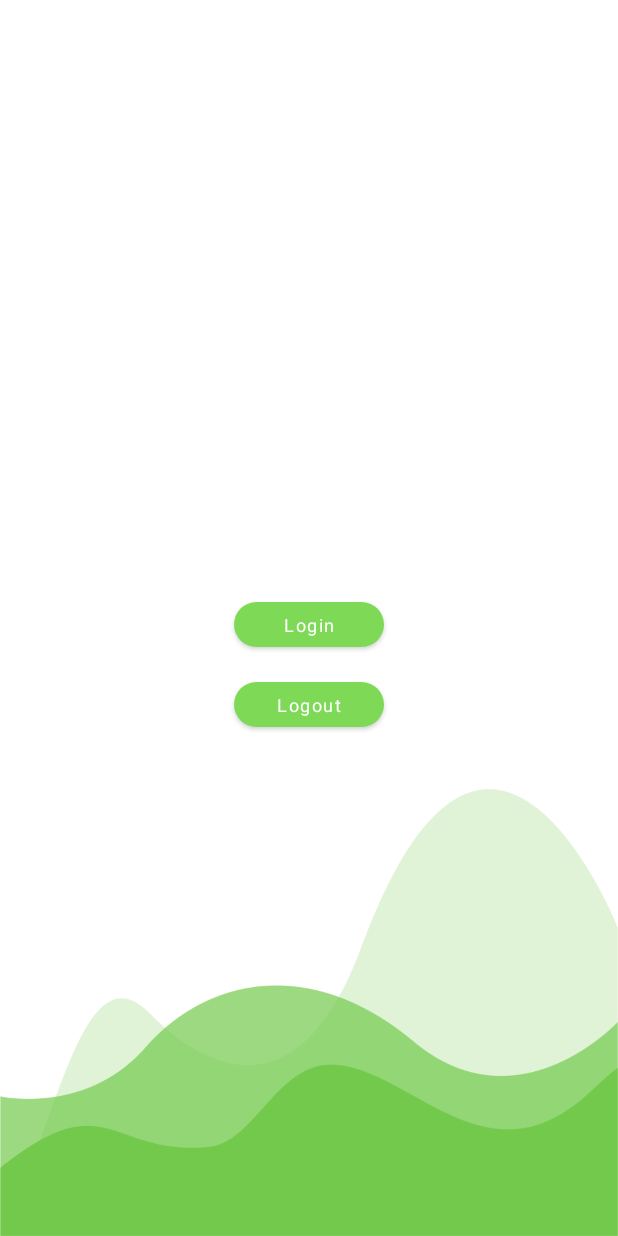
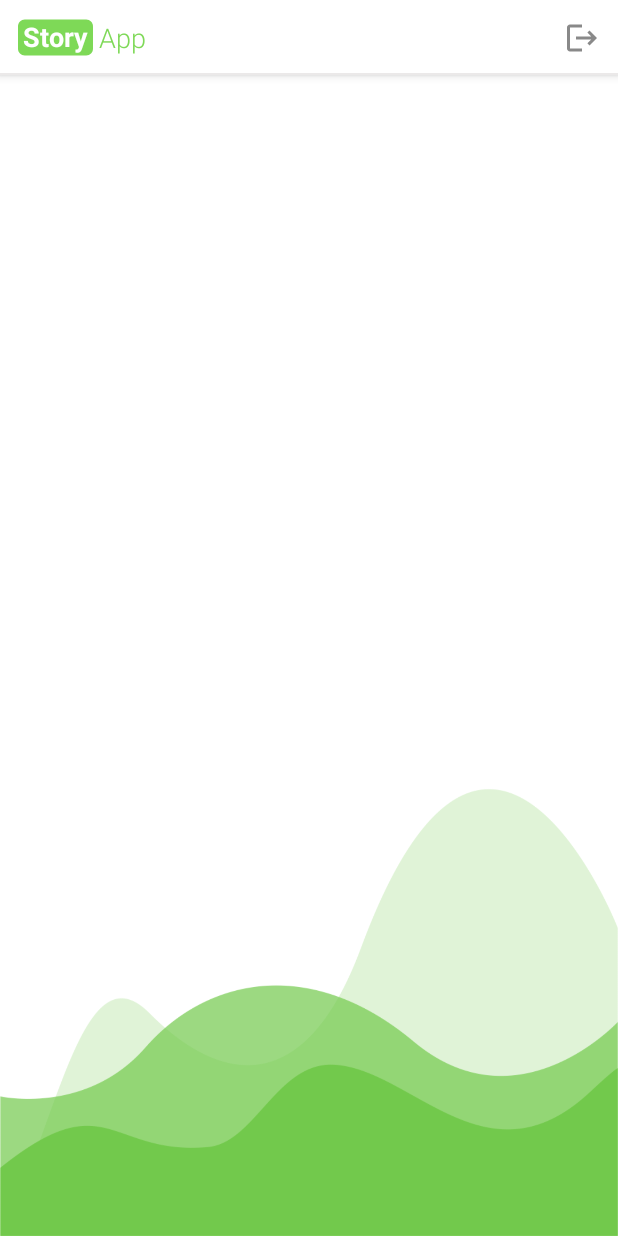
Before and after one commit to Syn57/MyStoryApp, an Android app: the MainActivity screen opened directly, with no data from a screen before it, on a phone screen of 412 x 824 dp. Run offline under Robolectric (Android 15) with nearby library versions, the phone set to English and light mode, and no system bars; 1 statement that could not run was skipped.

Commit message:
Adding custom action bar

```diff
--- a/app/src/main/java/com/example/mystoryapp/view/main/MainActivity.kt
+++ b/app/src/main/java/com/example/mystoryapp/view/main/MainActivity.kt
@@ -30,14 +30,12 @@
         super.onCreate(savedInstanceState)
         Thread.sleep(2000)
         installSplashScreen()
-//        supportActionBar?.hide()
         binding = ActivityMainBinding.inflate(layoutInflater)
         setContentView(binding.root)
-        binding.btnRegist.setOnClickListener {
-            startActivity(Intent(this@MainActivity, LoginActivity::class.java))
-        }
+//        setSupportActionBar(binding.toolbar)
         setupView()
         setupViewModel()
+        setupAction()
     }
 
     private fun setupView() {
@@ -55,10 +53,13 @@
 
     private fun setupViewModel(){
         mainViewModel = ViewModelProvider(this, ViewModelFactory(AccountPreference.getInstance(dataStore)))[MainViewModel::class.java]
+
+    }
+    private fun setupAction(){
         mainViewModel.getUser().observe(this){
             if (it.isLogin){
                 Toast.makeText(this, "Hello ${it.name}", Toast.LENGTH_SHORT).show()
-                binding.btnLogout.setOnClickListener {
+                binding.ivLogout.setOnClickListener {
                     mainViewModel.logoutUser()
                 }
             }
--- /dev/null
+++ b/app/src/main/res/drawable/ic_logout.xml
@@ -0,0 +1,5 @@
+<vector android:autoMirrored="true" android:height="24dp"
+    android:tint="#898989" android:viewportHeight="24"
+    android:viewportWidth="24" android:width="24dp" xmlns:android="http://schemas.android.com/apk/res/android">
+    <path android:fillColor="@android:color/white" android:pathData="M17,7l-1.41,1.41L18.17,11H8v2h10.17l-2.58,2.58L17,17l5,-5zM4,5h8V3H4c-1.1,0 -2,0.9 -2,2v14c0,1.1 0.9,2 2,2h8v-2H4V5z"/>
+</vector>
--- a/app/src/main/res/layout/activity_main.xml
+++ b/app/src/main/res/layout/activity_main.xml
@@ -5,43 +5,89 @@
     xmlns:app="http://schemas.android.com/apk/res-auto"
     xmlns:tools="http://schemas.android.com/tools"
     android:background="@drawable/bg_login"
+    android:orientation="vertical"
     tools:context=".view.main.MainActivity">
-    <Button
-        android:id="@+id/btn_regist"
-        android:layout_width="100dp"
-        android:layout_height="30dp"
-        android:layout_marginTop="8dp"
-        android:background="@drawable/bg_button_login"
-        android:fontFamily="sans-serif"
-        android:text="@string/login"
-        android:textAllCaps="false"
-        android:textColor="@color/white"
-        android:textSize="12sp"
-        android:padding="0dp"
+
+    <com.google.android.material.appbar.AppBarLayout
+        android:layout_width="match_parent"
+        android:layout_height="wrap_content"
         app:layout_constraintEnd_toEndOf="parent"
         app:layout_constraintStart_toStartOf="parent"
-        app:layout_constraintTop_toTopOf="parent"
-        app:layout_constraintBottom_toBottomOf="parent"
-        />
+        app:layout_constraintTop_toTopOf="parent">
 
-    <Button
-        android:id="@+id/btn_logout"
-        android:layout_width="100dp"
-        android:layout_height="30dp"
-        android:layout_marginTop="8dp"
-        android:background="@drawable/bg_button_login"
-        android:fontFamily="sans-serif"
-        android:padding="0dp"
-        android:text="@string/logout"
-        android:textAllCaps="false"
-        android:textColor="@color/white"
-        android:textSize="12sp"
-        app:layout_constraintBottom_toBottomOf="parent"
-        app:layout_constraintEnd_toEndOf="parent"
-        app:layout_constraintHorizontal_bias="0.501"
-        app:layout_constraintStart_toStartOf="parent"
-        app:layout_constraintTop_toTopOf="parent"
-        app:layout_constraintVertical_bias="0.568" />
+        <androidx.constraintlayout.widget.ConstraintLayout
+            android:layout_width="match_parent"
+            android:layout_height="match_parent">
 
+            <androidx.appcompat.widget.Toolbar
+                android:id="@+id/toolbar"
+                android:layout_width="match_parent"
+                android:layout_height="wrap_content"
+                android:background="@color/white"
+                android:minHeight="50dp"
+                android:theme="?attr/actionBarTheme"
+                app:layout_constraintEnd_toEndOf="parent"
+                app:layout_constraintStart_toStartOf="parent"
+                app:layout_constraintTop_toTopOf="parent" />
+
+            <ImageView
+                android:id="@+id/iv_logout"
+                android:layout_width="wrap_content"
+                android:layout_height="wrap_content"
+                android:src="@drawable/ic_logout"
+                android:layout_marginEnd="12dp"
+                app:layout_constraintBottom_toBottomOf="parent"
+                app:layout_constraintEnd_toEndOf="parent"
+                app:layout_constraintTop_toTopOf="parent" />
+
+            <ImageView
+                android:id="@+id/iv_bg_story_text"
+                android:layout_width="50dp"
+                android:layout_height="50dp"
+                android:layout_marginStart="12dp"
+                android:src="@drawable/ic_bg_story_text"
+                app:layout_constraintStart_toStartOf="parent"
+                app:layout_constraintTop_toTopOf="parent" />
+
+            <TextView
+                android:id="@+id/tv_story"
+                android:layout_width="wrap_content"
+                android:layout_height="wrap_content"
+                android:text="@string/story"
+                android:textColor="@color/white"
+                android:fontFamily="sans-serif"
+                android:textSize="18sp"
+                android:textStyle="bold"
+                app:layout_constraintBottom_toBottomOf="@+id/iv_bg_story_text"
+                app:layout_constraintEnd_toEndOf="@+id/iv_bg_story_text"
+                app:layout_constraintStart_toStartOf="@+id/iv_bg_story_text"
+                app:layout_constraintTop_toTopOf="@+id/iv_bg_story_text"
+                app:layout_constraintVertical_bias="0.465" />
+
+            <TextView
+                android:id="@+id/tv_app"
+                android:layout_width="wrap_content"
+                android:layout_height="wrap_content"
+                android:layout_marginStart="4dp"
+                android:textColor="@color/my_theme"
+                android:textSize="18sp"
+                android:fontFamily="sans-serif-light"
+                android:textStyle="normal"
+                android:text="@string/app"
+                app:layout_constraintBottom_toBottomOf="@+id/iv_bg_story_text"
+                app:layout_constraintStart_toEndOf="@+id/iv_bg_story_text"
+                app:layout_constraintTop_toTopOf="@+id/iv_bg_story_text"
+                app:layout_constraintVertical_bias="0.488" />
+
+            <View
+                android:layout_width="match_parent"
+                android:layout_height="1dp"
+                android:background="#79D6D1D1"
+                app:layout_constraintBottom_toBottomOf="@+id/toolbar"
+                app:layout_constraintEnd_toEndOf="parent"
+                app:layout_constraintStart_toStartOf="parent" />
+        </androidx.constraintlayout.widget.ConstraintLayout>
+
+    </com.google.android.material.appbar.AppBarLayout>
 
 </androidx.constraintlayout.widget.ConstraintLayout>
```
